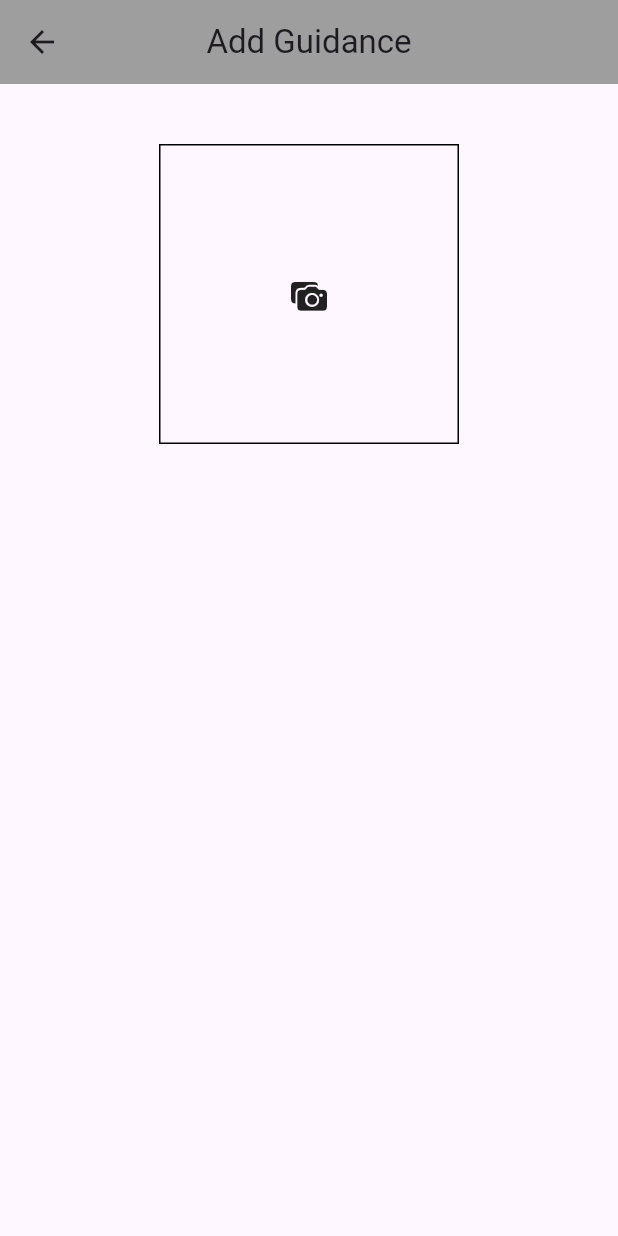
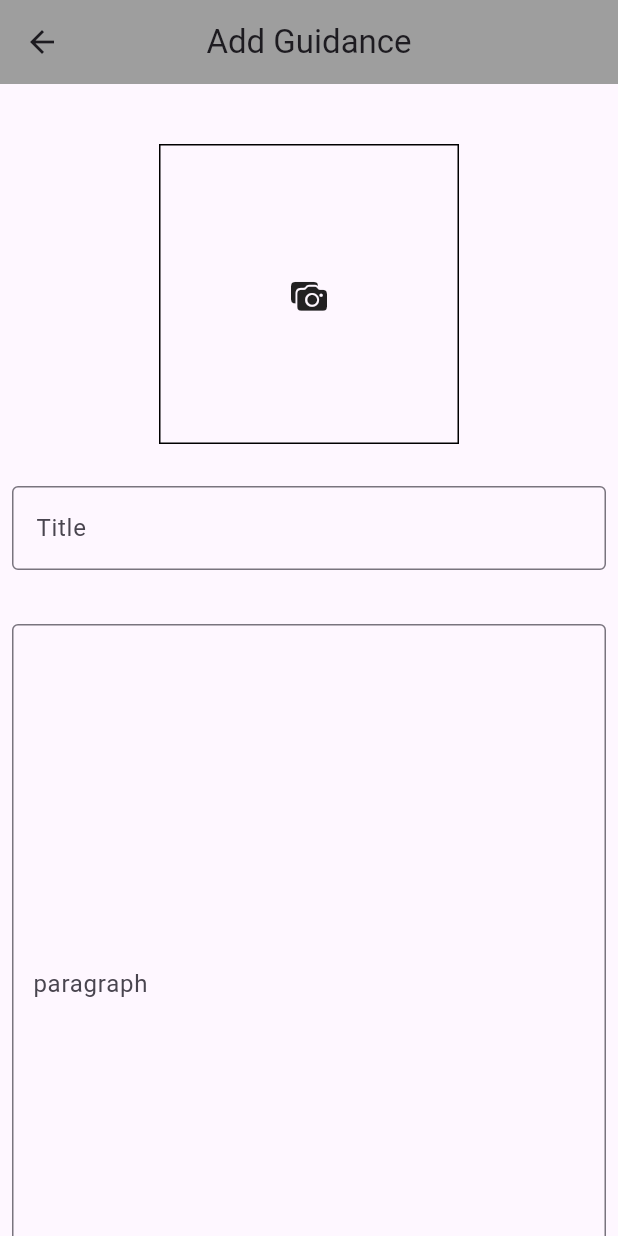
Before and after one commit to sreyas125/Salsol_FitnessApp, a Flutter app: the AddGuidance screen opened directly, on a phone screen of 412 x 824 dp. Run offline on Flutter 3.47's test engine with Material 3 defaults, Android fonts, the phone set to English and light mode, and no system bars; our stand-ins replace hive, hive_flutter, image_picker, shared_preferences, video_player, youtube_player_flutter; accounts and stored records are empty.

Commit message:
Guidance2

```diff
--- a/lib/Screens/admin/Edit_Guidance.dart
+++ b/lib/Screens/admin/Edit_Guidance.dart
@@ -1,9 +1,13 @@
+// ignore_for_file: non_constant_identifier_names, unused_local_variable
 import 'dart:io';
 import 'dart:typed_data';
+import 'package:flutter/cupertino.dart';
+import 'package:flutter/foundation.dart';
+import 'package:flutter/material.dart';
+import 'package:hive/hive.dart';
+import 'package:image_picker/image_picker.dart';
+import 'package:salsol_fitness/models/db_Guidance_add_function.dart';
 
-import 'package:flutter/cupertino.dart';
-import 'package:flutter/material.dart';
-import 'package:image_picker/image_picker.dart';
 
 class AddGuidance extends StatefulWidget {
   const AddGuidance({super.key});
@@ -14,8 +18,38 @@ class AddGuidance extends StatefulWidget {
 
 class _AddGuidanceState extends State<AddGuidance> {
   File? image;
+  TextEditingController titleController = TextEditingController();
+  TextEditingController paragraphController = TextEditingController();
+  TextEditingController categoryController = TextEditingController();
+
    Future pickImage() async{
-    final image = await ImagePicker().pickImage(source: ImageSource.gallery);
+    final PickedImage = await ImagePicker().pickImage(source: ImageSource.gallery);
+     if(PickedImage != null){
+      setState(() {
+        image = File(PickedImage.path);
+      });
+     }
+   }
+
+   Future<void> SaveGuidance() async{
+    if(titleController.text.isEmpty ||
+    paragraphController.text.isEmpty ||
+     image == null) {
+      return;
+    }
+     final guidanceBox = await Hive.openBox<Guidance>('Guidance');
+      final Uint8List imageBytes = await image!.readAsBytes();
+
+      final newGuidance = Guidance(
+        title: titleController.text,
+        paragraph: paragraphController.text,
+        Category: categoryController.text,
+        imageBytes: imageBytes,
+      );
+
+      await guidanceBox.add(newGuidance);
+      await guidanceBox.close();
+
    }
 
   @override
@@ -24,10 +58,11 @@ class _AddGuidanceState extends State<AddGuidance> {
       appBar: AppBar(
         centerTitle: true,
         backgroundColor: Colors.grey,
-        title: Text('Add Guidance'),
-        leading: BackButton(),
+        title: const Text('Add Guidance'),
+        leading:const  BackButton(),
       ),
-      body: Column(
+      body: SingleChildScrollView(
+        child: Column(
           children: [
             Center(
               child: Padding(
@@ -43,16 +78,50 @@ class _AddGuidanceState extends State<AddGuidance> {
                     onTap: () {
                      pickImage();
                     },
-                  child: Center(
-                   child: Icon(
-                    CupertinoIcons.camera_on_rectangle_fill),
+                    child:  Center(
+                     child: image != null
+                      ?Image.file(image!,fit: BoxFit.cover,)
+                      : const Icon(CupertinoIcons.camera_on_rectangle_fill),
                     ),
                   )
 
                 ),
               ),
+            ),
+            SizedBox(height: 20,),
+            Column(
+              children: [
+                Padding(
+                  padding: const EdgeInsets.all(8.0),
+                  child: TextFormField(
+                    controller: titleController,
+                    decoration: const InputDecoration(
+                      labelText: 'Title',
+                      border: OutlineInputBorder(),
+                      ),
+                  ),
+                ),
+                const SizedBox(height: 20,),
+                Padding(
+                  padding: const EdgeInsets.all(8.0),
+                  child: TextFormField(
+                    controller: paragraphController,
+                    maxLines: 20,
+                    decoration: const InputDecoration(
+                      labelText: 'paragraph',
+                      contentPadding: EdgeInsets.symmetric(horizontal: 10,),
+                      border: OutlineInputBorder(),
+                    ),
+                  ),
+                ),
+                const SizedBox(height: 20,),
+                ElevatedButton(onPressed: SaveGuidance,
+                 child: const Text('Save'),
                  )
               ],
+            )
+          ],
+        ),
       ),
     );
   }
--- a/lib/main.dart
+++ b/lib/main.dart
@@ -1,6 +1,7 @@
 import 'package:flutter/material.dart';
 import 'package:hive_flutter/adapters.dart';
 import 'package:salsol_fitness/Screens/splash_screen.dart';
+import 'package:salsol_fitness/models/db_Guidance_add_function.dart';
 import 'package:salsol_fitness/models/db_admin_add_function.dart';
 import 'package:salsol_fitness/models/db_admin_function.dart';
 import 'package:salsol_fitness/models/sign_in_model.dart';
@@ -14,14 +15,15 @@ Future<void>main() async{
   WidgetsFlutterBinding.ensureInitialized();
   await Hive.initFlutter();
   Hive.registerAdapter(AddvideomodelAdapter());
-
   Hive.registerAdapter(AdminAdapter());
+  Hive.registerAdapter(GuidanceAdapter());
   if(!Hive.isAdapterRegistered(fitnessModelAdapter().typeId)){
     Hive.registerAdapter(fitnessModelAdapter());
   }
   await Hive.openBox('customer_db');
   await Hive.openBox('images');
   await Hive.openBox<Addvideomodel>('videos');
+  await Hive.openBox<Guidance>('Guidance');
 
 
     runApp(const MyApp());
--- a/lib/models/db_Guidance_add_function.dart
+++ b/lib/models/db_Guidance_add_function.dart
@@ -0,0 +1,29 @@
+// ignore_for_file: non_constant_identifier_names
+
+import 'dart:typed_data';
+
+import 'package:hive/hive.dart';
+
+part 'db_Guidance_add_function.g.dart';
+
+@HiveType(typeId: 3)
+class Guidance {
+  @HiveField(0)
+  late String title;
+
+  @HiveField(1)
+  late String paragraph;
+
+  @HiveField(2)
+  late String Category;
+
+  @HiveField(3)
+   Uint8List imageBytes;
+
+  Guidance({
+  required this.title,
+  required this.paragraph,
+  required this.Category,
+  required this.imageBytes,
+});
+}
```
Also changed, not shown: lib/models/db_Guidance_add_function.g.dart (added). Lines whose indentation alone changed are shown as unchanged.
